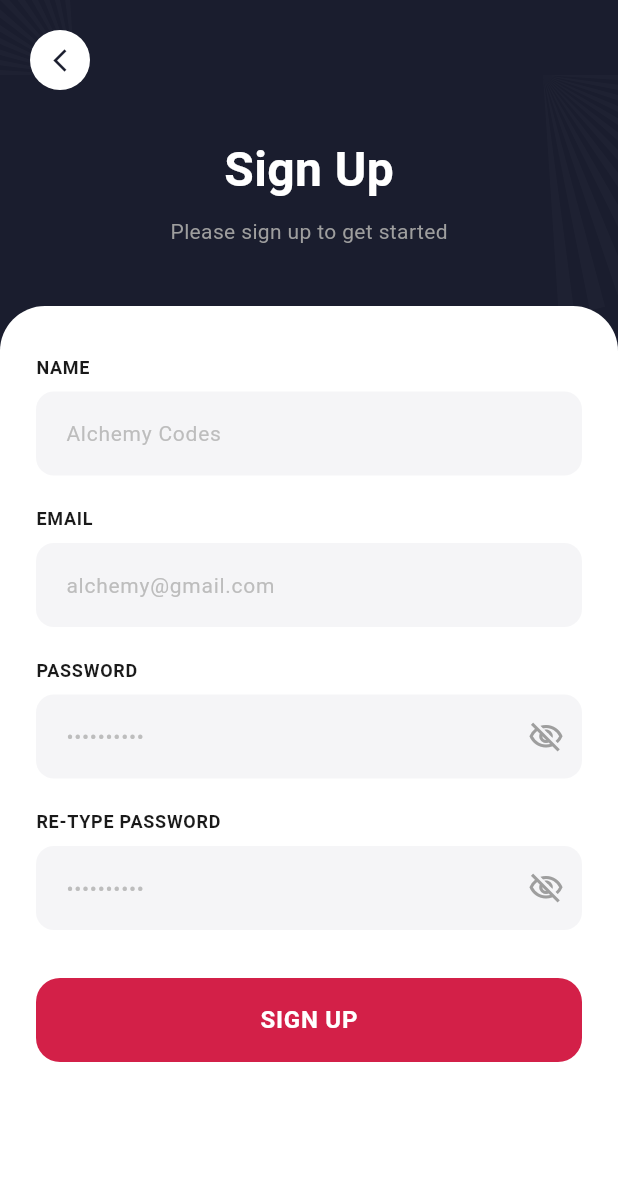
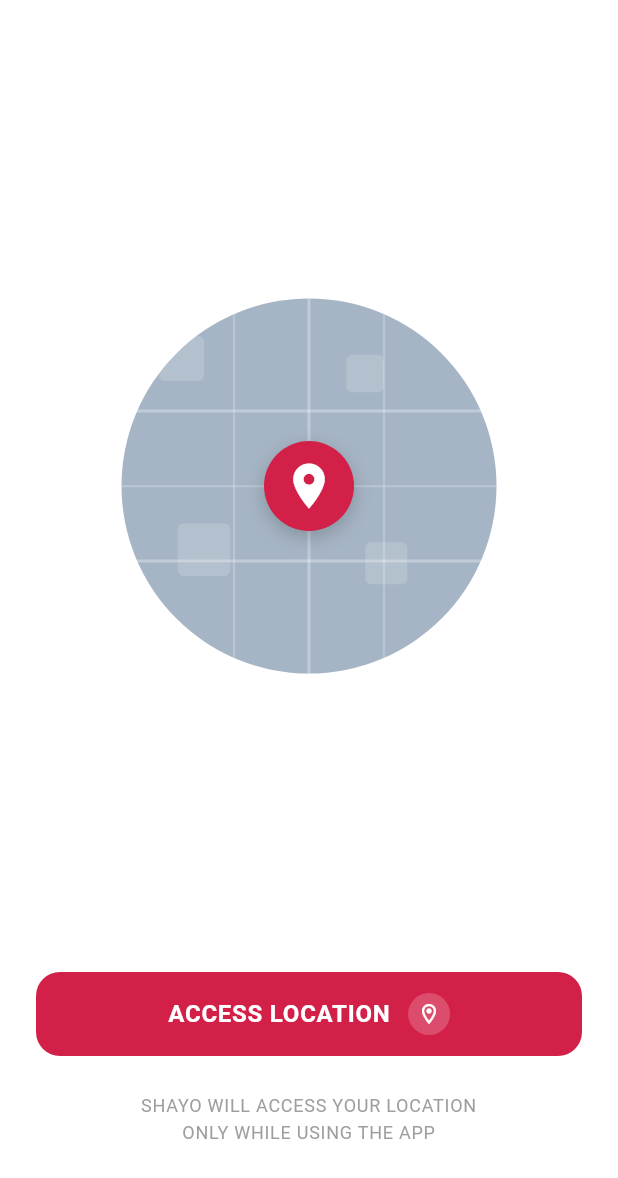
Before and after one commit to Kanjo-Elkamira-Ndi/Shayo_Frontend, a Flutter app: the screen it shows after launch, on a phone screen of 412 x 824 dp. Shown: the top 1178 px of the screen. Run offline on Flutter 3.47's test engine with Material 3 defaults, Android fonts, the light colour scheme and no system bars.

Commit message:
Location Access Screen done

```diff
--- a/lib/app.dart
+++ b/lib/app.dart
@@ -4,7 +4,8 @@ import 'package:flutter/material.dart';
 // import 'features/auth/login_screen.dart';
 // import 'features/auth/forgot_password_screen.dart';
 // import 'features/auth/verification_screen.dart';
-import 'features/auth/signup_screen.dart';
+// import 'features/auth/signup_screen.dart';
+import 'features/auth/location_access_screen.dart';
 
 class ShayoApp extends StatelessWidget {
   const ShayoApp({super.key});
@@ -19,7 +20,8 @@ class ShayoApp extends StatelessWidget {
       // home: const LoginScreen(),
       // home: const ForgotPasswordScreen(),
       // home: const VerificationScreen(email: ''),
-      home: const SignUpScreen(),
+      // home: const SignUpScreen(),
+      home: const LocationAccessScreen(),
     );
   }
 }
--- /dev/null
+++ b/lib/features/auth/location_access_screen.dart
@@ -0,0 +1,232 @@
+import 'package:flutter/material.dart';
+
+class LocationAccessScreen extends StatefulWidget {
+  const LocationAccessScreen({super.key});
+
+  @override
+  State<LocationAccessScreen> createState() => _LocationAccessScreenState();
+}
+
+class _LocationAccessScreenState extends State<LocationAccessScreen> {
+  void _handleAccessLocation() {
+    // TO-DO: Implement location access request
+    print('Requesting location access');
+  }
+
+  @override
+  Widget build(BuildContext context) {
+    return Scaffold(
+      backgroundColor: Colors.white,
+      body: SafeArea(
+        child: Padding(
+          padding: const EdgeInsets.symmetric(horizontal: 24.0),
+          child: Column(
+            children: [
+              const Spacer(),
+
+              // Map illustration
+              Container(
+                width: 250,
+                height: 250,
+                decoration: BoxDecoration(
+                  color: const Color(0xFFA6B5C5),
+                  borderRadius: BorderRadius.circular(125),
+                ),
+                child: ClipRRect(
+                  borderRadius: BorderRadius.circular(125),
+                  child: Stack(
+                    children: [
+                      // Map background pattern
+                      Positioned.fill(
+                        child: CustomPaint(painter: MapPatternPainter()),
+                      ),
+                      // Location pin icon
+                      Center(
+                        child: Container(
+                          width: 60,
+                          height: 60,
+                          decoration: BoxDecoration(
+                            color: const Color(0xFFD32048),
+                            shape: BoxShape.circle,
+                            boxShadow: [
+                              BoxShadow(
+                                color: Colors.black.withOpacity(0.2),
+                                blurRadius: 10,
+                                offset: const Offset(0, 4),
+                              ),
+                            ],
+                          ),
+                          child: const Icon(
+                            Icons.location_on,
+                            color: Colors.white,
+                            size: 36,
+                          ),
+                        ),
+                      ),
+                    ],
+                  ),
+                ),
+              ),
+
+              const Spacer(),
+
+              // Access location button
+              SizedBox(
+                width: double.infinity,
+                height: 56,
+                child: ElevatedButton(
+                  onPressed: _handleAccessLocation,
+                  style: ElevatedButton.styleFrom(
+                    backgroundColor: const Color(0xFFD32048),
+                    foregroundColor: Colors.white,
+                    elevation: 0,
+                    shape: RoundedRectangleBorder(
+                      borderRadius: BorderRadius.circular(16),
+                    ),
+                  ),
+                  child: Row(
+                    mainAxisAlignment: MainAxisAlignment.center,
+                    children: [
+                      const Text(
+                        'ACCESS LOCATION',
+                        style: TextStyle(
+                          fontSize: 16,
+                          fontWeight: FontWeight.w600,
+                          letterSpacing: 0.5,
+                        ),
+                      ),
+                      const SizedBox(width: 12),
+                      Container(
+                        width: 28,
+                        height: 28,
+                        decoration: BoxDecoration(
+                          color: Colors.white.withOpacity(0.2),
+                          shape: BoxShape.circle,
+                        ),
+                        child: const Icon(
+                          Icons.location_on_outlined,
+                          size: 16,
+                          color: Colors.white,
+                        ),
+                      ),
+                    ],
+                  ),
+                ),
+              ),
+
+              const SizedBox(height: 24),
+
+              // Description text
+              const Text(
+                'SHAYO WILL ACCESS YOUR LOCATION\nONLY WHILE USING THE APP',
+                textAlign: TextAlign.center,
+                style: TextStyle(
+                  fontSize: 12,
+                  color: Color(0xFF9E9E9E),
+                  letterSpacing: 0.5,
+                  height: 1.5,
+                ),
+              ),
+
+              const SizedBox(height: 60),
+            ],
+          ),
+        ),
+      ),
+    );
+  }
+}
+
+class MapPatternPainter extends CustomPainter {
+  @override
+  void paint(Canvas canvas, Size size) {
+    final _ = Paint()
+      ..style = PaintingStyle.stroke
+      ..strokeWidth = 1.5;
+
+    // Create a simple map-like pattern with roads
+    final path1 = Paint()
+      ..color = Colors.white.withOpacity(0.3)
+      ..style = PaintingStyle.stroke
+      ..strokeWidth = 2;
+
+    final path2 = Paint()
+      ..color = Colors.white.withOpacity(0.2)
+      ..style = PaintingStyle.stroke
+      ..strokeWidth = 1.5;
+
+    // Horizontal roads
+    canvas.drawLine(
+      Offset(0, size.height * 0.3),
+      Offset(size.width, size.height * 0.3),
+      path1,
+    );
+    canvas.drawLine(
+      Offset(0, size.height * 0.5),
+      Offset(size.width, size.height * 0.5),
+      path2,
+    );
+    canvas.drawLine(
+      Offset(0, size.height * 0.7),
+      Offset(size.width, size.height * 0.7),
+      path1,
+    );
+
+    // Vertical roads
+    canvas.drawLine(
+      Offset(size.width * 0.3, 0),
+      Offset(size.width * 0.3, size.height),
+      path2,
+    );
+    canvas.drawLine(
+      Offset(size.width * 0.5, 0),
+      Offset(size.width * 0.5, size.height),
+      path1,
+    );
+    canvas.drawLine(
+      Offset(size.width * 0.7, 0),
+      Offset(size.width * 0.7, size.height),
+      path2,
+    );
+
+    // Add some blocks/buildings
+    final blockPaint = Paint()
+      ..color = Colors.white.withOpacity(0.15)
+      ..style = PaintingStyle.fill;
+
+    canvas.drawRRect(
+      RRect.fromRectAndRadius(
+        Rect.fromLTWH(size.width * 0.1, size.height * 0.1, 30, 30),
+        const Radius.circular(4),
+      ),
+      blockPaint,
+    );
+
+    canvas.drawRRect(
+      RRect.fromRectAndRadius(
+        Rect.fromLTWH(size.width * 0.6, size.height * 0.15, 25, 25),
+        const Radius.circular(4),
+      ),
+      blockPaint,
+    );
+
+    canvas.drawRRect(
+      RRect.fromRectAndRadius(
+        Rect.fromLTWH(size.width * 0.15, size.height * 0.6, 35, 35),
+        const Radius.circular(4),
+      ),
+      blockPaint,
+    );
+
+    canvas.drawRRect(
+      RRect.fromRectAndRadius(
+        Rect.fromLTWH(size.width * 0.65, size.height * 0.65, 28, 28),
+        const Radius.circular(4),
+      ),
+      blockPaint,
+    );
+  }
+
+  @override
+  bool shouldRepaint(covariant CustomPainter oldDelegate) => false;
+}
--- a/lib/features/auth/signup_screen.dart
+++ b/lib/features/auth/signup_screen.dart
@@ -202,7 +202,7 @@ class _SignUpScreenState extends State<SignUpScreen> {
                               controller: _emailController,
                               keyboardType: TextInputType.emailAddress,
                               decoration: InputDecoration(
-                                hintText: 'alchemy@gmail.com',
+                                hintText: 'alchemycodes@gmail.com',
                                 hintStyle: const TextStyle(
                                   color: Color(0xFFBDBDBD),
                                   fontSize: 14,
```
